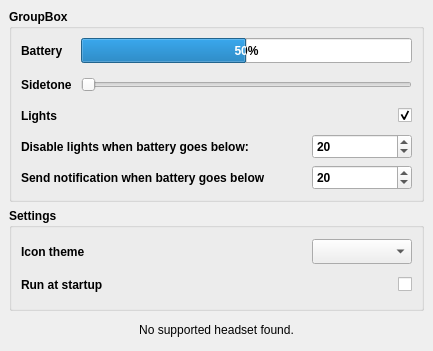
Old version of the form src/HeadsetControlQt/headsetcontrolqt.ui in the repository Odizinne/HeadsetControl-Qt.
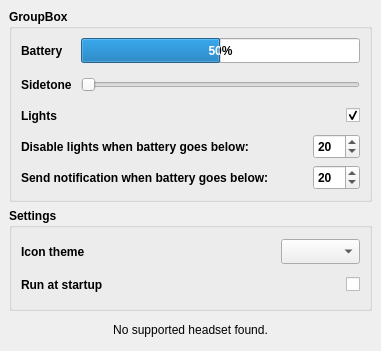
New version of the form.

```diff
--- a/src/HeadsetControlQt/headsetcontrolqt.ui
+++ b/src/HeadsetControlQt/headsetcontrolqt.ui
@@ -6,7 +6,7 @@
    <rect>
     <x>0</x>
     <y>0</y>
-    <width>433</width>
+    <width>381</width>
     <height>351</height>
    </rect>
   </property>
@@ -180,7 +180,7 @@
         <widget class="QSpinBox" name="lightBatterySpinbox">
          <property name="minimumSize">
           <size>
-           <width>100</width>
+           <width>0</width>
            <height>25</height>
           </size>
          </property>
@@ -207,7 +207,7 @@
           </size>
          </property>
          <property name="text">
-          <string>Send notification when battery goes below</string>
+          <string>Send notification when battery goes below:</string>
          </property>
         </widget>
        </item>
@@ -215,7 +215,7 @@
         <widget class="QSpinBox" name="notificationBatterySpinbox">
          <property name="minimumSize">
           <size>
-           <width>100</width>
+           <width>0</width>
            <height>25</height>
           </size>
          </property>
@@ -295,7 +295,7 @@
         <widget class="QComboBox" name="themeComboBox">
          <property name="minimumSize">
           <size>
-           <width>100</width>
+           <width>0</width>
            <height>25</height>
           </size>
          </property>
```
